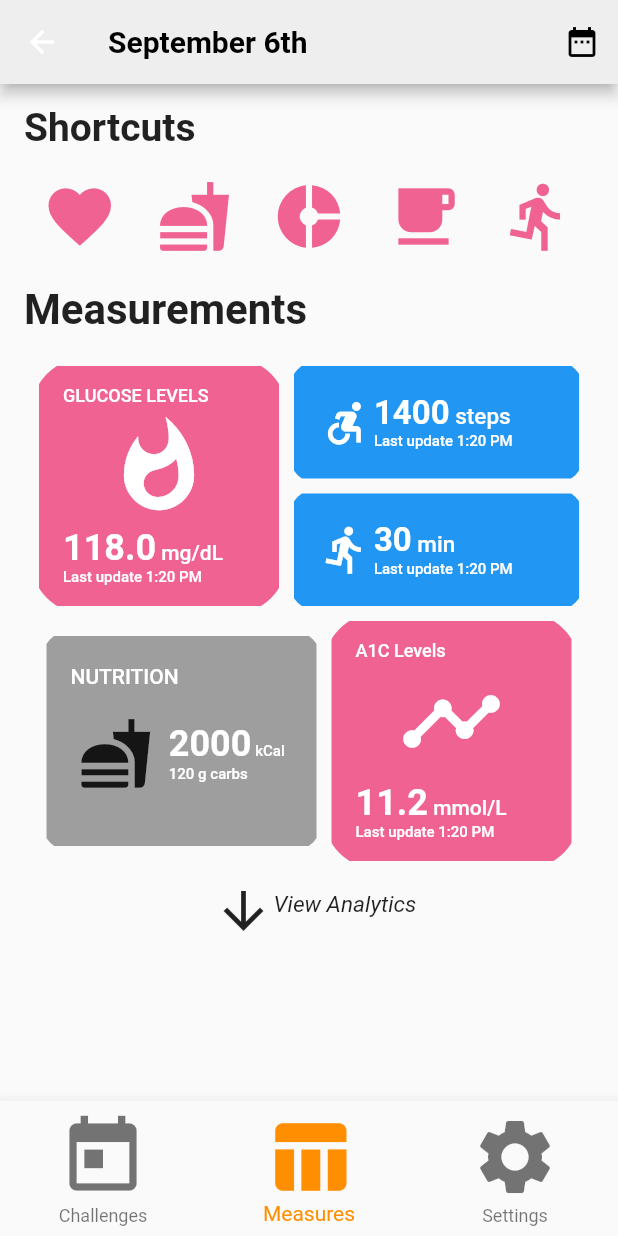
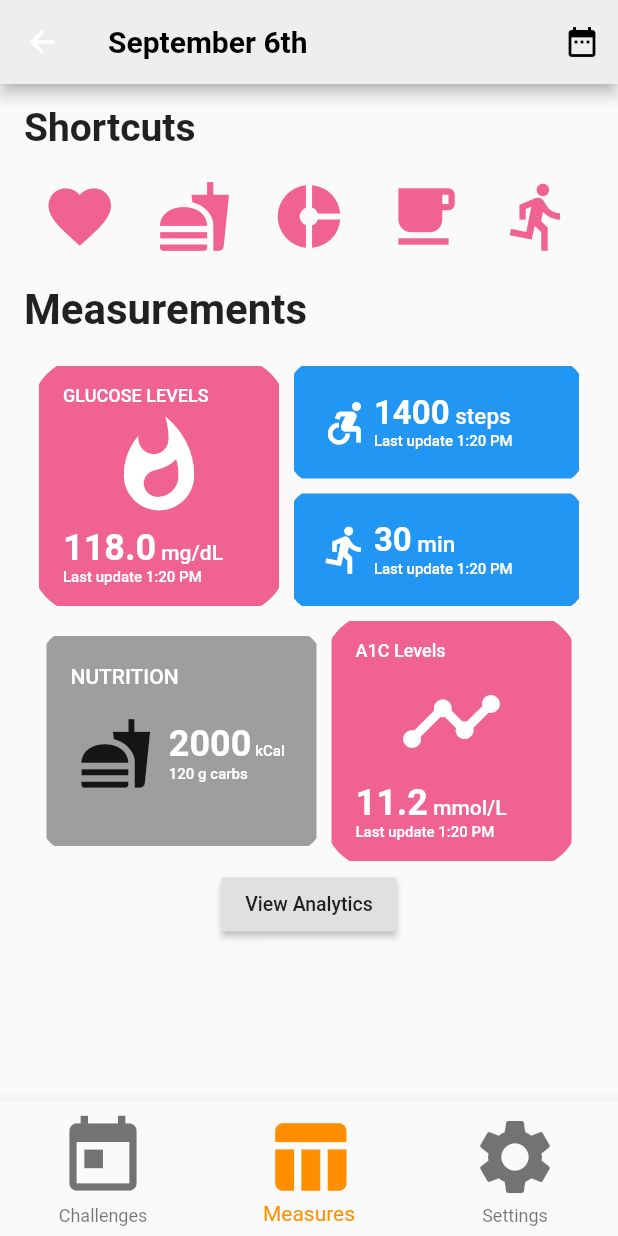
Before and after one commit to jeffreyluoxlvii/glyco, a Flutter app: the NavigationScreen screen opened by its route, on a phone screen of 412 x 824 dp. Run offline on Flutter 3.47's test engine with Material 2 defaults, Android fonts, the phone set to English and light mode, and no system bars.

Commit message:
Made changes to analytics button

```diff
--- a/glyco/lib/screens/measures_screen.dart
+++ b/glyco/lib/screens/measures_screen.dart
@@ -60,6 +60,21 @@ class MeasuresScreen extends StatelessWidget {
           child: MeasurementGrid(),
           value: selectedMeasurement,
         ),
+        Row(
+          children: [
+            Spacer(),
+            RaisedButton(
+              onPressed: () {},
+              child: Text(
+                "View Analytics",
+                style: TextStyle(
+                  fontSize: 13,
+                ),
+              ),
+            ),
+            Spacer(),
+          ],
+        ),
       ],
     );
   }
--- a/glyco/lib/widgets/measurement_grid.dart
+++ b/glyco/lib/widgets/measurement_grid.dart
@@ -49,25 +49,6 @@ class MeasurementGrid extends StatelessWidget {
             A1CTile(),
           ],
         ),
-        Row(
-          mainAxisAlignment: MainAxisAlignment.center,
-          children: [
-            IconButton(
-              onPressed: () {},
-              icon: Icon(
-                Icons.arrow_downward,
-                size: 40,
-              ),
-            ),
-            Text(
-              "View Analytics",
-              style: TextStyle(
-                fontSize: 15,
-                fontStyle: FontStyle.italic,
-              ),
-            ),
-          ],
-        ),
       ],
     );
   }
```
